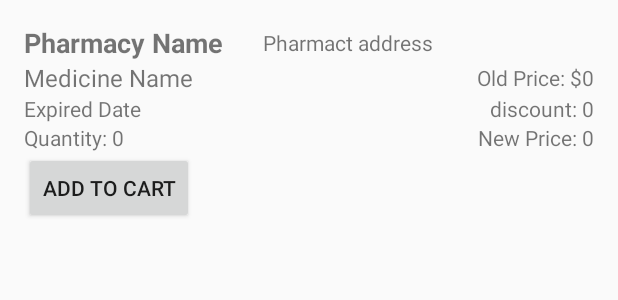
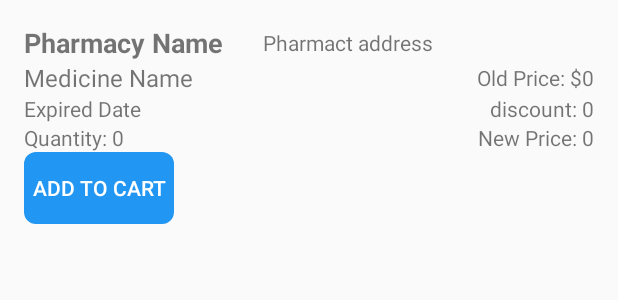
Before and after one commit to ziad-ezzat/PharmaShare, an Android app: the layout home_card.xml on its own in the app's theme, with its tools: preview values and no code run, on a phone screen of 412 x 824 dp. Shown: the top 300 px of the screen. Run offline under Robolectric (Android 15) with nearby library versions, the phone set to English and light mode, and no system bars.

Commit message:
edit card home

```diff
--- a/app/src/main/res/layout/home_card.xml
+++ b/app/src/main/res/layout/home_card.xml
@@ -118,9 +118,12 @@
 
     <Button
         android:id="@+id/med_makeOrder"
-        android:layout_width="wrap_content"
+        android:layout_width="100dp"
         android:layout_height="wrap_content"
         android:text="Add to Cart"
-        android:textSize="14sp" />
+        android:textSize="14sp"
+        android:background="@drawable/round_button"
+        android:backgroundTint="#2196F3"
+        android:textColor="@color/white"/>
 
 </LinearLayout>
```
